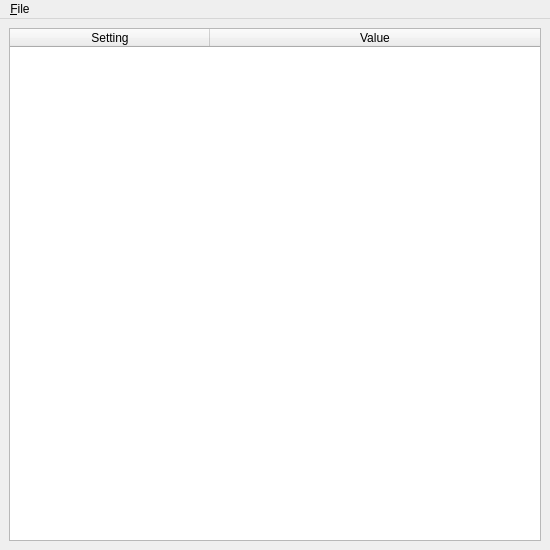
First picture: the form in branches/trunk/UI/spot-on-neighborstatistics.ui, repository textbrowser/spot-on, before the edit.
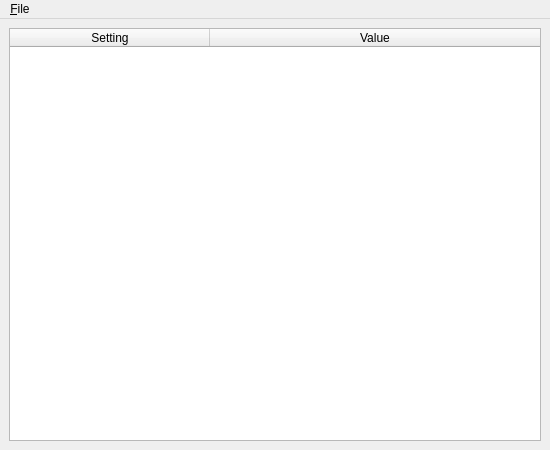
Second picture: the form after the edit. Icons and pictures are not drawn.

The edit to the form file:
```diff
--- a/branches/trunk/UI/spot-on-neighborstatistics.ui
+++ b/branches/trunk/UI/spot-on-neighborstatistics.ui
@@ -7,7 +7,7 @@
     <x>0</x>
     <y>0</y>
     <width>550</width>
-    <height>550</height>
+    <height>450</height>
    </rect>
   </property>
   <property name="windowTitle">
```
Left out of the diff: 2 changed lines with no effect on the pictures.
